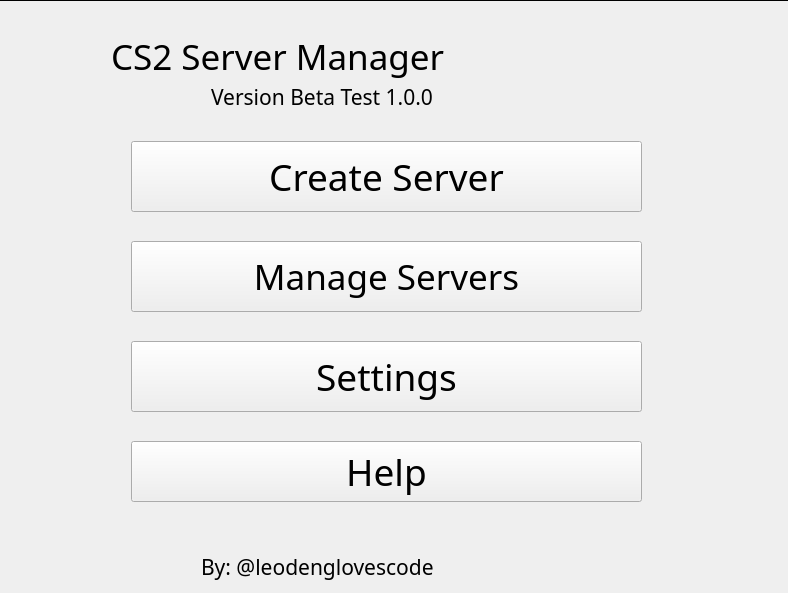
This is form.ui in leodenglovescode/cs2servermanager as Qt 5 draws it before an edit. The edited form follows.
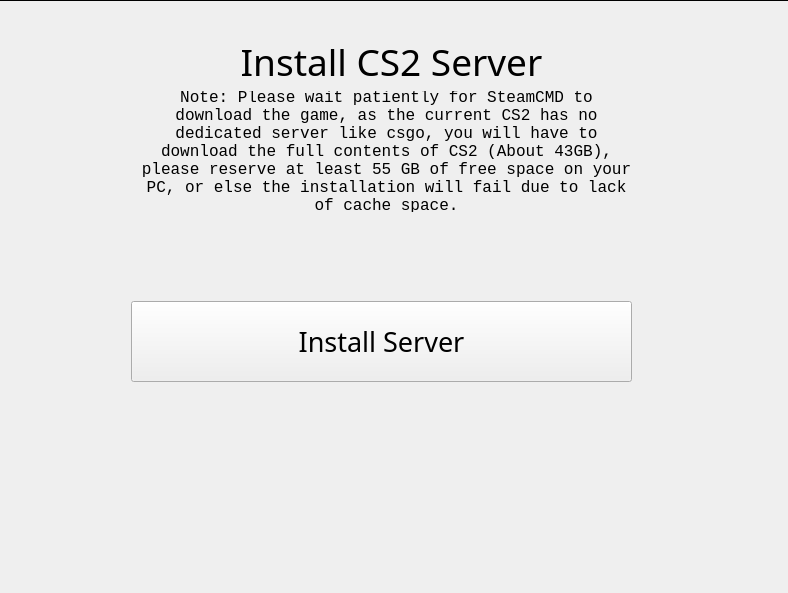
This is the edited form. The open tabs and pages were chosen to show the change.

The edit to the form file:
```diff
--- a/form.ui
+++ b/form.ui
@@ -233,6 +233,68 @@
      </property>
     </widget>
    </widget>
+   <widget class="QWidget" name="CreateServerStep2">
+    <widget class="QPushButton" name="installserver_button">
+     <property name="geometry">
+      <rect>
+       <x>140</x>
+       <y>300</y>
+       <width>501</width>
+       <height>81</height>
+      </rect>
+     </property>
+     <property name="font">
+      <font>
+       <family>High Speed</family>
+       <pointsize>20</pointsize>
+      </font>
+     </property>
+     <property name="text">
+      <string>Install Server</string>
+     </property>
+    </widget>
+    <widget class="QLabel" name="installserver_title">
+     <property name="geometry">
+      <rect>
+       <x>110</x>
+       <y>30</y>
+       <width>581</width>
+       <height>61</height>
+      </rect>
+     </property>
+     <property name="text">
+      <string>Install CS2 Server</string>
+     </property>
+     <property name="alignment">
+      <set>Qt::AlignmentFlag::AlignCenter</set>
+     </property>
+    </widget>
+    <widget class="QLabel" name="installserver_note">
+     <property name="geometry">
+      <rect>
+       <x>150</x>
+       <y>90</y>
+       <width>491</width>
+       <height>121</height>
+      </rect>
+     </property>
+     <property name="font">
+      <font>
+       <family>Consolas</family>
+       <pointsize>12</pointsize>
+      </font>
+     </property>
+     <property name="text">
+      <string>Note: Please wait patiently for SteamCMD to download the game, as the current CS2 has no dedicated server like csgo, you will have to download the full contents of CS2 (About 43GB), please reserve at least 55 GB of free space on your PC, or else the installation will fail due to lack of cache space.</string>
+     </property>
+     <property name="alignment">
+      <set>Qt::AlignmentFlag::AlignCenter</set>
+     </property>
+     <property name="wordWrap">
+      <bool>true</bool>
+     </property>
+    </widget>
+   </widget>
    <widget class="QWidget" name="HelpPage"/>
    <widget class="QWidget" name="SettingsPage"/>
   </widget>
```
